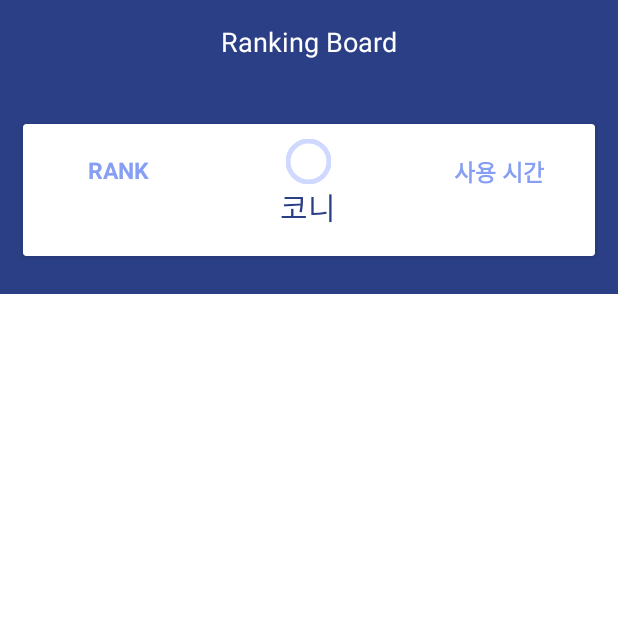
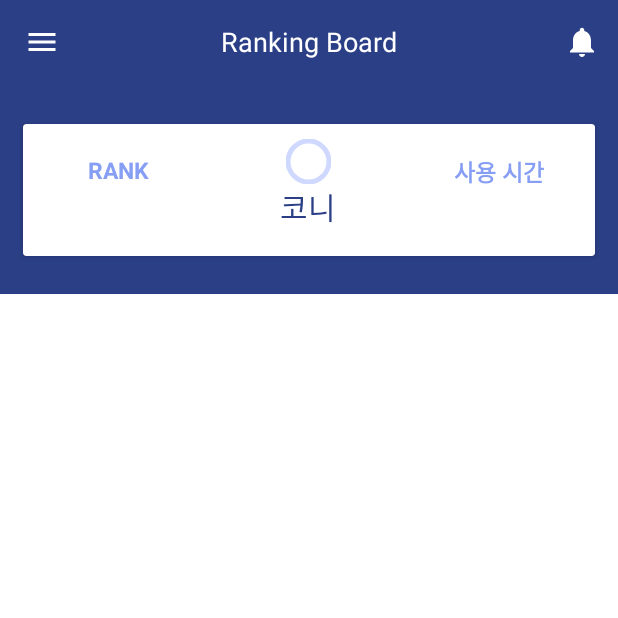
Before and after one commit to hamcoding9/ScreenDetox-v2, an Android app: the screen it shows after launch once a user with an empty profile is signed in (HomeActivity), on a phone screen of 412 x 824 dp, the top half of it. Run offline under Robolectric (Android 15) with nearby library versions, the phone set to English and light mode, and no system bars; our stand-ins replace Firebase (no records; nobody signed in at launch, a user with empty details on screens opened directly), data binding, navigation-ui; libraries missing offline, so code that uses them is left out: androidx.databinding.adapters.

Commit message:
[feat] 랭킹 화면 layout 구현

```diff
--- a/app/build.gradle
+++ b/app/build.gradle
@@ -39,6 +39,9 @@ android {
     viewBinding {
         enabled = true
     }
+    dataBinding {
+        enabled = true
+    }
 }
 
 dependencies {
--- /dev/null
+++ b/app/src/main/java/com/hamcoding/screendetox/data/RankRepository.kt
@@ -0,0 +1,4 @@
+package com.hamcoding.screendetox.data
+
+class RankRepository {
+}
--- a/app/src/main/java/com/hamcoding/screendetox/ui/rank/RankFragment.kt
+++ b/app/src/main/java/com/hamcoding/screendetox/ui/rank/RankFragment.kt
@@ -1,22 +1,102 @@
 package com.hamcoding.screendetox.ui.rank
 
 import android.os.Bundle
+import android.util.Log
+import android.view.*
+import android.view.View.OnClickListener
+import android.widget.EditText
+import android.widget.PopupMenu
+import androidx.core.view.MenuHost
+import androidx.core.view.MenuProvider
+import androidx.core.view.marginStart
+import androidx.databinding.adapters.ViewBindingAdapter.setClickListener
 import androidx.fragment.app.Fragment
-import android.view.LayoutInflater
-import android.view.View
-import android.view.ViewGroup
+import com.google.android.material.dialog.MaterialAlertDialogBuilder
+import com.google.android.material.snackbar.Snackbar
 import com.hamcoding.screendetox.R
+import com.hamcoding.screendetox.databinding.FragmentRankBinding
 
 class RankFragment : Fragment() {
+
+    private var _binding: FragmentRankBinding? = null
+    private val binding get() = _binding!!
     override fun onCreate(savedInstanceState: Bundle?) {
         super.onCreate(savedInstanceState)
     }
 
     override fun onCreateView(
-        inflater: LayoutInflater, container: ViewGroup?,
+        inflater: LayoutInflater,
+        container: ViewGroup?,
         savedInstanceState: Bundle?
-    ): View? {
-        // Inflate the layout for this fragment
-        return inflater.inflate(R.layout.fragment_rank, container, false)
+    ): View {
+        _binding = FragmentRankBinding.inflate(inflater, container, false)
+        return binding.root
+    }
+
+    override fun onViewCreated(view: View, savedInstanceState: Bundle?) {
+        super.onViewCreated(view, savedInstanceState)
+        handleToolbar()
+    }
+
+    private fun handleToolbar() {
+        setToolbarClickListener()
+        setNavigationClickListener()
+    }
+
+    private fun setToolbarClickListener() {
+        binding.rankTopBar.setOnMenuItemClickListener {
+            when (it.itemId) {
+                R.id.rank_notification -> {
+                    //TODO("notification 처리")
+                    Log.d("랭킹 화면", "notification 클릭")
+                    true
+                }
+                else -> false
+            }
+        }
+    }
+
+    private fun setNavigationClickListener() {
+        binding.rankTopBar.setNavigationOnClickListener { view ->
+            showMenu(view, R.menu.rank_navigation_menu)
+        }
+    }
+
+    private fun showMenu(view: View?, menuRes: Int) {
+        val popup = PopupMenu(activity, view)
+        popup.menuInflater.inflate(menuRes, popup.menu)
+
+        popup.setOnMenuItemClickListener { menuItem: MenuItem ->
+            when (menuItem.itemId) {
+                R.id.rankNaviAddFriend -> {
+                    Log.d("랭킹 화면", "Add Friend 메뉴 클릭")
+                    showDialogAddFriend()
+                    true
+                }
+                else -> false
+            }
+        }
+        popup.show()
+    }
+
+    private fun showDialogAddFriend() {
+        MaterialAlertDialogBuilder(requireContext())
+            .setTitle("친구 요청")
+            .setView(EditText(requireContext()).apply {
+                hint = "이메일 주소"
+            })
+            .setPositiveButton("확인") { dialog, which ->
+                Log.d("랭킹화면", "이메일 주소 입력 후 확인 클릭")
+                //TODO("친구 신청하는 로직 추가")
+            }
+            .setNegativeButton("취소") { dialog, which ->
+
+            }
+            .show()
+    }
+
+    override fun onDestroyView() {
+        super.onDestroyView()
+        _binding = null
     }
 }
--- /dev/null
+++ b/app/src/main/res/drawable/ic_rank_menu.xml
@@ -0,0 +1,5 @@
+<vector android:height="24dp" android:tint="#FFFFFF"
+    android:viewportHeight="24" android:viewportWidth="24"
+    android:width="24dp" xmlns:android="http://schemas.android.com/apk/res/android">
+    <path android:fillColor="@android:color/white" android:pathData="M3,18h18v-2L3,16v2zM3,13h18v-2L3,11v2zM3,6v2h18L21,6L3,6z"/>
+</vector>
--- /dev/null
+++ b/app/src/main/res/drawable/ic_rank_notification.xml
@@ -0,0 +1,5 @@
+<vector android:height="24dp" android:tint="#FFFFFF"
+    android:viewportHeight="24" android:viewportWidth="24"
+    android:width="24dp" xmlns:android="http://schemas.android.com/apk/res/android">
+    <path android:fillColor="@android:color/white" android:pathData="M12,22c1.1,0 2,-0.9 2,-2h-4c0,1.1 0.89,2 2,2zM18,16v-5c0,-3.07 -1.64,-5.64 -4.5,-6.32L13.5,4c0,-0.83 -0.67,-1.5 -1.5,-1.5s-1.5,0.67 -1.5,1.5v0.68C7.63,5.36 6,7.92 6,11v5l-2,2v1h16v-1l-2,-2z"/>
+</vector>
--- a/app/src/main/res/layout/fragment_rank.xml
+++ b/app/src/main/res/layout/fragment_rank.xml
@@ -17,6 +17,8 @@
             app:layout_constraintEnd_toEndOf="parent"
             app:layout_constraintStart_toStartOf="parent"
             app:layout_constraintTop_toTopOf="parent"
+            app:menu="@menu/rank_app_bar_menu"
+            app:navigationIcon="@drawable/ic_rank_menu"
             app:title="@string/rankTitle"
             app:titleCentered="true"
             app:titleTextAppearance="@style/rankTitle"
@@ -30,7 +32,7 @@
             app:layout_constraintBottom_toTopOf="@id/rvRank"
             app:layout_constraintEnd_toEndOf="parent"
             app:layout_constraintStart_toStartOf="parent"
-            app:layout_constraintTop_toBottomOf="@id/rankTopBar"/>
+            app:layout_constraintTop_toBottomOf="@id/rankTopBar" />
 
         <androidx.recyclerview.widget.RecyclerView
             android:id="@+id/rvRank"
--- /dev/null
+++ b/app/src/main/res/menu/rank_app_bar_menu.xml
@@ -0,0 +1,9 @@
+<?xml version="1.0" encoding="utf-8"?>
+<menu xmlns:android="http://schemas.android.com/apk/res/android"
+    xmlns:app="http://schemas.android.com/apk/res-auto">
+    <item
+        android:id="@+id/rank_notification"
+        android:icon="@drawable/ic_rank_notification"
+        android:title="@string/rank_menu_notification"
+        app:showAsAction="ifRoom" />
+</menu>
--- /dev/null
+++ b/app/src/main/res/menu/rank_navigation_menu.xml
@@ -0,0 +1,7 @@
+<?xml version="1.0" encoding="utf-8"?>
+<menu xmlns:android="http://schemas.android.com/apk/res/android">
+
+    <item
+        android:id="@+id/rankNaviAddFriend"
+        android:title="@string/rankNaviAddFriend" />
+</menu>
--- a/app/src/main/res/values/strings.xml
+++ b/app/src/main/res/values/strings.xml
@@ -7,4 +7,6 @@
     <string name="allNavRank">랭킹</string>
     <string name="allNavStats">통계</string>
     <string name="allExampleUserName">코니</string>
+    <string name="rank_menu_notification">notification</string>
+    <string name="rankNaviAddFriend">이메일로 친구 추가</string>
 </resources>
```
